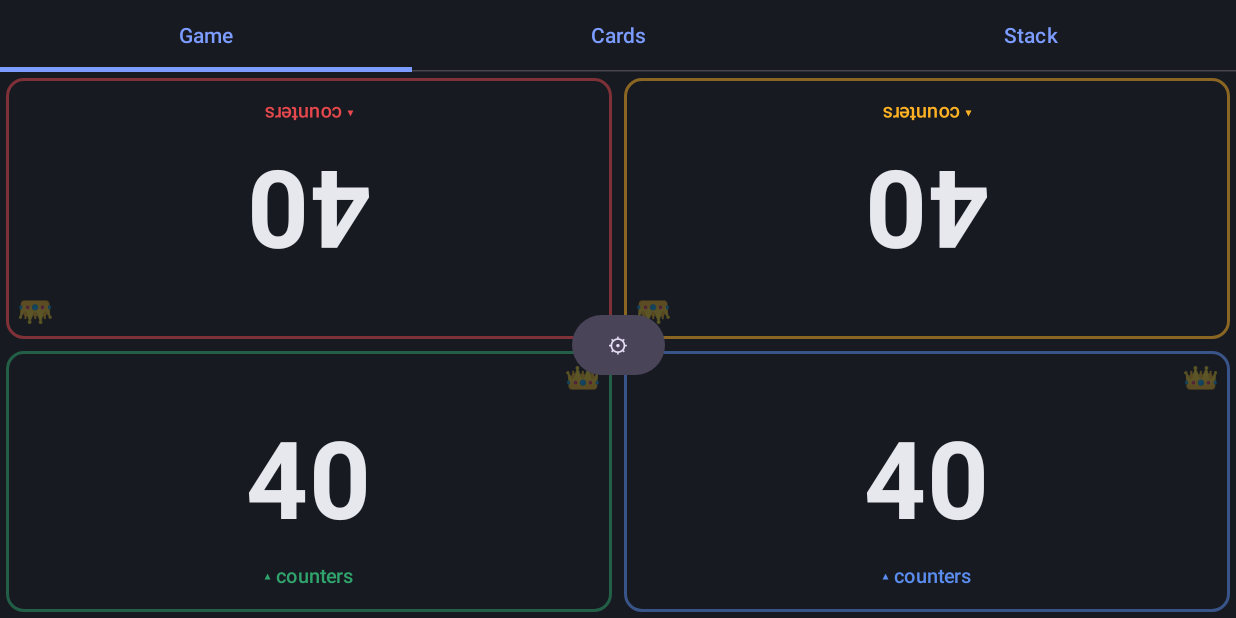
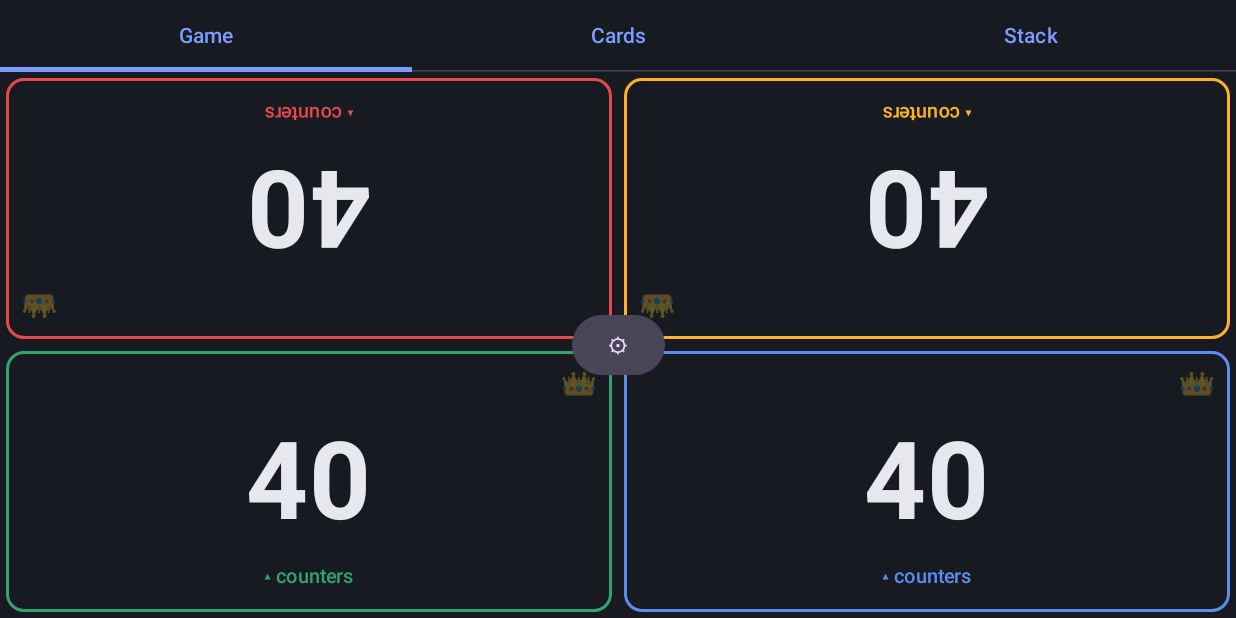
Before and after one commit to Kassicus/MagicTablet, an Android app built with Jetpack Compose: the screen it shows after launch (MainActivity), on a phone screen of 824 x 412 dp (held sideways). Run offline under Robolectric (Android 15) with nearby library versions, the phone set to English and light mode, and no system bars; pictures from the network do not load.

Commit message:
M6 Task 4: game-UI polish (drawer key, solid fresh-game border, crown hit-area, life font scale)
Co-Authored-By: Claude Opus 4.8 (1M context) <noreply@anthropic.com>
Claude-Session: https://claude.ai/code/session_01RpGTBETmV6qjsQibYhQpXp

```diff
--- a/app/src/main/java/com/magictablet/game/ui/PlayerPanel.kt
+++ b/app/src/main/java/com/magictablet/game/ui/PlayerPanel.kt
@@ -11,6 +11,7 @@ import androidx.compose.foundation.layout.Row
 import androidx.compose.foundation.layout.fillMaxHeight
 import androidx.compose.foundation.layout.fillMaxSize
 import androidx.compose.foundation.layout.padding
+import androidx.compose.foundation.layout.size
 import androidx.compose.foundation.shape.RoundedCornerShape
 import androidx.compose.material3.MaterialTheme
 import androidx.compose.material3.Text
@@ -39,6 +40,7 @@ fun PlayerPanel(
     opponents: List<PlayerState>,
     recentDelta: RecentDelta?,
     isActive: Boolean,
+    anyActive: Boolean,
     isMonarch: Boolean,
     onAdjustLife: (playerId: Int, delta: Int) -> Unit,
     onClearDelta: (playerId: Int) -> Unit,
@@ -64,7 +66,7 @@ fun PlayerPanel(
             .padding(4.dp)
             .border(
                 width = if (isActive) 4.dp else 2.dp,
-                color = if (isActive) accent else accent.copy(alpha = 0.5f),
+                color = if (isActive || !anyActive) accent else accent.copy(alpha = 0.5f),
                 shape = RoundedCornerShape(12.dp),
             ),
     ) {
@@ -83,10 +85,16 @@ fun PlayerPanel(
                 Box(Modifier.weight(1f).fillMaxHeight().holdRepeatClick { onAdjustLife(player.id, 1) })
             }
 
+            val lifeText = player.life.toString()
+            val lifeFontSize = when {
+                lifeText.length >= 4 -> 44.sp
+                lifeText.length == 3 -> 56.sp
+                else -> 72.sp
+            }
             Box(Modifier.fillMaxSize(), contentAlignment = Alignment.Center) {
                 Text(
-                    text = player.life.toString(),
-                    fontSize = 72.sp,
+                    text = lifeText,
+                    fontSize = lifeFontSize,
                     fontWeight = FontWeight.Bold,
                     color = MaterialTheme.colorScheme.onBackground,
                     modifier = Modifier.alpha(if (lost) 0.4f else 1f),
@@ -136,8 +144,9 @@ fun PlayerPanel(
             // Monarch marker (top-end). Clickable — safe from life-zone click-through (HoldRepeat uses
             // default requireUnconsumed = true). Bright when monarch, faint otherwise.
             Box(
-                Modifier.align(Alignment.TopEnd).padding(6.dp)
+                Modifier.align(Alignment.TopEnd).size(44.dp)
                     .clickable { onToggleMonarch(player.id) },
+                contentAlignment = Alignment.Center,
             ) {
                 Text("👑", fontSize = 20.sp, modifier = Modifier.alpha(if (isMonarch) 1f else 0.3f))
             }
--- a/app/src/main/java/com/magictablet/game/ui/SeatLayout.kt
+++ b/app/src/main/java/com/magictablet/game/ui/SeatLayout.kt
@@ -5,6 +5,7 @@ import androidx.compose.foundation.layout.Row
 import androidx.compose.foundation.layout.fillMaxSize
 import androidx.compose.foundation.layout.fillMaxWidth
 import androidx.compose.runtime.Composable
+import androidx.compose.runtime.key
 import androidx.compose.ui.Modifier
 import androidx.compose.ui.draw.rotate
 import com.magictablet.game.PlayerState
@@ -36,6 +37,7 @@ fun SeatLayout(
             opponents = players.filter { it.id != p.id },
             recentDelta = recentDeltas[p.id],
             isActive = p.id == activePlayerId,
+            anyActive = activePlayerId != null,
             isMonarch = p.id == monarchPlayerId,
             onAdjustLife = onAdjustLife,
             onClearDelta = onClearDelta,
@@ -49,10 +51,10 @@ fun SeatLayout(
 
     Column(modifier.fillMaxSize()) {
         Row(Modifier.weight(1f).fillMaxWidth()) {
-            topPlayers.forEach { p -> panel(p, Modifier.weight(1f).rotate(180f)) }
+            topPlayers.forEach { p -> key(p.id) { panel(p, Modifier.weight(1f).rotate(180f)) } }
         }
         Row(Modifier.weight(1f).fillMaxWidth()) {
-            bottomPlayers.forEach { p -> panel(p, Modifier.weight(1f)) }
+            bottomPlayers.forEach { p -> key(p.id) { panel(p, Modifier.weight(1f)) } }
         }
     }
 }
```
